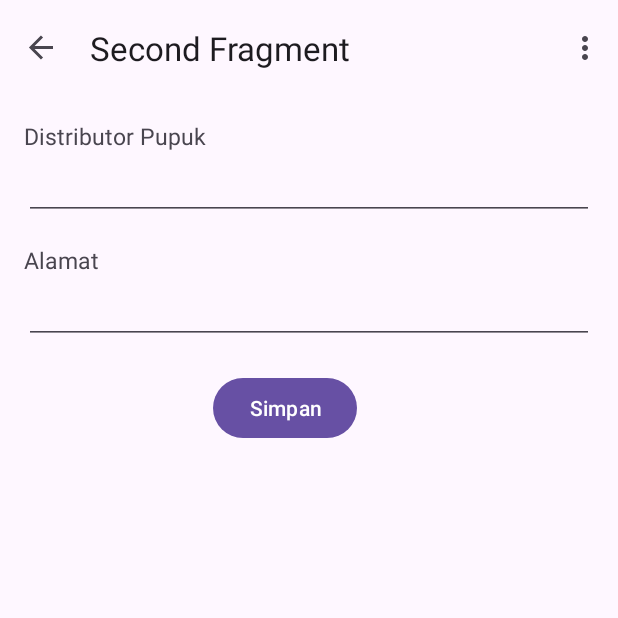
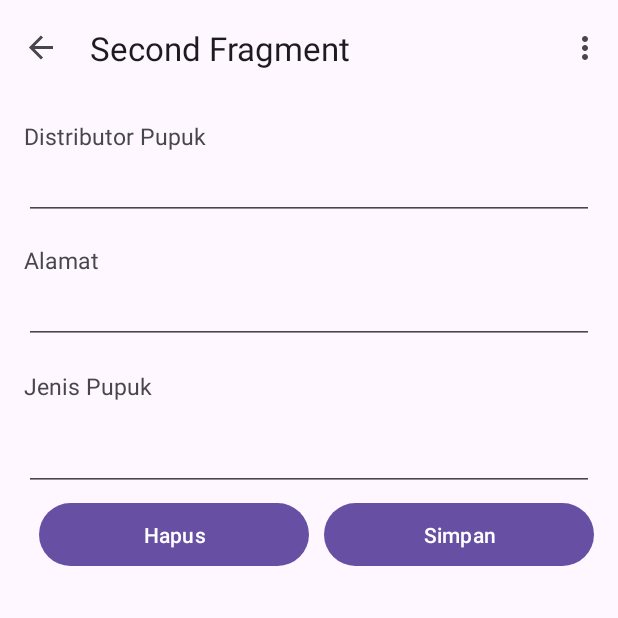
Before and after one commit to aliyya2/Pupuku, an Android app: the screen it shows after launch (MainActivity), after a tap on an icon or button, on a phone screen of 412 x 824 dp, the top half of it. Run offline under Robolectric (Android 15) with nearby library versions, the phone set to English and light mode, and no system bars; our stand-ins replace Room's generated code, navigation-ui.

Commit message:
tambahan part 2 di commit

```diff
--- a/app/src/main/AndroidManifest.xml
+++ b/app/src/main/AndroidManifest.xml
@@ -3,6 +3,7 @@
     xmlns:tools="http://schemas.android.com/tools">
 
     <application
+        android:name=".application.FertilizerApplication"
         android:allowBackup="true"
         android:dataExtractionRules="@xml/data_extraction_rules"
         android:fullBackupContent="@xml/backup_rules"
--- a/app/src/main/java/com/example/pupuku/FirstFragment.kt
+++ /dev/null
@@ -1,44 +0,0 @@
-package com.example.pupuku
-
-import android.os.Bundle
-import androidx.fragment.app.Fragment
-import android.view.LayoutInflater
-import android.view.View
-import android.view.ViewGroup
-import androidx.navigation.fragment.findNavController
-import com.example.pupuku.databinding.FragmentFirstBinding
-
-/**
- * A simple [Fragment] subclass as the default destination in the navigation.
- */
-class FirstFragment : Fragment() {
-
-    private var _binding: FragmentFirstBinding? = null
-
-    // This property is only valid between onCreateView and
-    // onDestroyView.
-    private val binding get() = _binding!!
-
-    override fun onCreateView(
-        inflater: LayoutInflater, container: ViewGroup?,
-        savedInstanceState: Bundle?
-    ): View? {
-
-        _binding = FragmentFirstBinding.inflate(inflater, container, false)
-        return binding.root
-
-    }
-
-    override fun onViewCreated(view: View, savedInstanceState: Bundle?) {
-        super.onViewCreated(view, savedInstanceState)
-
-        binding.addFAB.setOnClickListener {
-            findNavController().navigate(R.id.action_FirstFragment_to_SecondFragment)
-        }
-    }
-
-    override fun onDestroyView() {
-        super.onDestroyView()
-        _binding = null
-    }
-}
--- a/app/src/main/java/com/example/pupuku/SecondFragment.kt
+++ /dev/null
@@ -1,44 +0,0 @@
-package com.example.pupuku
-
-import android.os.Bundle
-import androidx.fragment.app.Fragment
-import android.view.LayoutInflater
-import android.view.View
-import android.view.ViewGroup
-import androidx.navigation.fragment.findNavController
-import com.example.pupuku.databinding.FragmentSecondBinding
-
-/**
- * A simple [Fragment] subclass as the second destination in the navigation.
- */
-class SecondFragment : Fragment() {
-
-    private var _binding: FragmentSecondBinding? = null
-
-    // This property is only valid between onCreateView and
-    // onDestroyView.
-    private val binding get() = _binding!!
-
-    override fun onCreateView(
-        inflater: LayoutInflater, container: ViewGroup?,
-        savedInstanceState: Bundle?
-    ): View? {
-
-        _binding = FragmentSecondBinding.inflate(inflater, container, false)
-        return binding.root
-
-    }
-
-    override fun onViewCreated(view: View, savedInstanceState: Bundle?) {
-        super.onViewCreated(view, savedInstanceState)
-
-        binding.SaveButton.setOnClickListener {
-            findNavController().navigate(R.id.action_SecondFragment_to_FirstFragment)
-        }
-    }
-
-    override fun onDestroyView() {
-        super.onDestroyView()
-        _binding = null
-    }
-}
--- /dev/null
+++ b/app/src/main/java/com/example/pupuku/application/FertilizerApplication.kt
@@ -0,0 +1,9 @@
+package com.example.pupuku.application
+
+import android.app.Application
+import com.example.pupuku.repository.FertilizerRepository
+
+class FertilizerApplication: Application() {
+    val database by lazy { FertilizerDatabase.getDatabase(this) }
+    val repository by lazy { FertilizerRepository(database.FertilizerDao()) }
+}
--- /dev/null
+++ b/app/src/main/java/com/example/pupuku/application/FertilizerDatabase.kt
@@ -0,0 +1,33 @@
+package com.example.pupuku.application
+
+import android.content.Context
+import androidx.room.Database
+import androidx.room.Room
+import androidx.room.RoomDatabase
+import com.example.pupuku.dao.FertilizerDao
+import com.example.pupuku.model.Fertilizer
+
+@Database(entities = [Fertilizer::class], version = 2, exportSchema = false)
+abstract class FertilizerDatabase: RoomDatabase() {
+    abstract fun FertilizerDao(): FertilizerDao
+
+    companion object{
+        private var INSTANCE: FertilizerDatabase?= null
+
+        fun getDatabase(context: Context): FertilizerDatabase{
+            return INSTANCE ?: synchronized(this){
+                val instance = Room.databaseBuilder(
+
+                context.applicationContext,
+                FertilizerDatabase::class.java,
+                "fertilizer_database"
+                )
+                    .allowMainThreadQueries()
+                    .build()
+
+                INSTANCE = instance
+                instance
+            }
+        }
+    }
+}
--- a/app/src/main/java/com/example/pupuku/dao/FertilizerDao.kt
+++ b/app/src/main/java/com/example/pupuku/dao/FertilizerDao.kt
@@ -11,13 +11,13 @@ import kotlinx.coroutines.flow.Flow
 @Dao
 interface FertilizerDao {
     @Query("SELECT * FROM 'Fertilizer_table' ORDER BY name ASC")
-    fun getAllTire(): Flow<List<Fertilizer>>
+    fun getAllFertilizer(): Flow<List<Fertilizer>>
 
     @Insert
-    suspend fun insertTire(fertilizer: Fertilizer)
+    suspend fun insertFertilizer(fertilizer: Fertilizer)
 
     @Delete
-    suspend fun deleteTire(fertilizer: Fertilizer)
+    suspend fun deleteFertilizer(fertilizer: Fertilizer)
 
-    @Update fun updateTire(fertilizer: Fertilizer)
+    @Update fun updateFertilizer(fertilizer: Fertilizer)
 }
--- a/app/src/main/java/com/example/pupuku/model/Fertilizer.kt
+++ b/app/src/main/java/com/example/pupuku/model/Fertilizer.kt
@@ -11,5 +11,6 @@ data class Fertilizer (
     @PrimaryKey(autoGenerate = true)
     val id: Int = 0,
     val name: String,
-    val address: String
+    val address: String,
+    val type: String,
         ) : Parcelable
--- /dev/null
+++ b/app/src/main/java/com/example/pupuku/ui/FertilizerViewModel.kt
@@ -0,0 +1,36 @@
+package com.example.pupuku.ui
+
+import androidx.lifecycle.LiveData
+import androidx.lifecycle.ViewModel
+import androidx.lifecycle.ViewModelProvider
+import androidx.lifecycle.asLiveData
+import androidx.lifecycle.viewModelScope
+import com.example.pupuku.model.Fertilizer
+import com.example.pupuku.repository.FertilizerRepository
+import kotlinx.coroutines.launch
+import java.lang.IllegalArgumentException
+
+class FertilizerViewModel(private val repository: FertilizerRepository): ViewModel() {
+    val allFertilizer: LiveData<List<Fertilizer>> = repository.allTires.asLiveData()
+
+    fun insert(fertilizer: Fertilizer) = viewModelScope.launch {
+        repository.insertFertilizer(fertilizer)
+    }
+
+    fun delete(fertilizer: Fertilizer) = viewModelScope.launch {
+        repository.deleteFertilizer(fertilizer)
+    }
+
+    fun update(fertilizer: Fertilizer) = viewModelScope.launch {
+        repository.updateFertilizer(fertilizer)
+    }
+}
+
+class FertilizerViewModelFactory(private val repository: FertilizerRepository): ViewModelProvider.Factory {
+    override fun <T : ViewModel> create(modelClass: Class<T>): T {
+        if (modelClass.isAssignableFrom((FertilizerViewModel::class.java))) {
+            return FertilizerViewModel(repository) as T
+        }
+        throw IllegalArgumentException("Unknow ViewModel class")
+    }
+}
--- /dev/null
+++ b/app/src/main/java/com/example/pupuku/ui/FirstFragment.kt
@@ -0,0 +1,76 @@
+package com.example.pupuku.ui
+
+import android.content.Context
+import android.os.Bundle
+import androidx.fragment.app.Fragment
+import android.view.LayoutInflater
+import android.view.View
+import android.view.ViewGroup
+import androidx.fragment.app.viewModels
+import androidx.navigation.fragment.findNavController
+import androidx.recyclerview.widget.LinearLayoutManager
+import com.example.pupuku.R
+import com.example.pupuku.application.FertilizerApplication
+import com.example.pupuku.databinding.FragmentFirstBinding
+
+/**
+ * A simple [Fragment] subclass as the default destination in the navigation.
+ */
+class FirstFragment : Fragment() {
+
+    private var _binding: FragmentFirstBinding? = null
+
+    private val binding get() = _binding!!
+    private lateinit var applicationContext: Context
+    private val fertilizerViewModel: FertilizerViewModel by viewModels {
+        FertilizerViewModelFactory((applicationContext as FertilizerApplication).repository)
+    }
+
+    override fun onAttach(context: Context) {
+        super.onAttach(context)
+        applicationContext = requireContext().applicationContext
+    }
+
+    override fun onCreateView(
+        inflater: LayoutInflater, container: ViewGroup?,
+        savedInstanceState: Bundle?
+    ): View? {
+
+        _binding = FragmentFirstBinding.inflate(inflater, container, false)
+        return binding.root
+
+    }
+
+    override fun onViewCreated(view: View, savedInstanceState: Bundle?) {
+        super.onViewCreated(view, savedInstanceState)
+
+        val adapter = FertilizerListAdapter { fertilizer ->
+            val action = FirstFragmentDirections.actionFirstFragmentToSecondFragment(fertilizer)
+            findNavController().navigate(action)
+        }
+
+        binding.recyclerView.adapter = adapter
+        binding.recyclerView.layoutManager = LinearLayoutManager(context)
+        fertilizerViewModel.allFertilizer.observe(viewLifecycleOwner){ fertilizers ->
+            fertilizers.let {
+            if (fertilizers.isEmpty()) {
+                binding.imageView.visibility = View.VISIBLE
+            } else {
+                binding.imageView.visibility = View.GONE
+            }
+                adapter.submitList(fertilizers)
+            }
+
+        }
+
+        binding.addFAB.setOnClickListener {
+            val action = FirstFragmentDirections.actionFirstFragmentToSecondFragment(null)
+            findNavController().navigate(action)
+        }
+    }
+
+    override fun onDestroyView() {
+        super.onDestroyView()
+        _binding = null
+    }
+}
--- /dev/null
+++ b/app/src/main/java/com/example/pupuku/ui/SecondFragment.kt
@@ -0,0 +1,97 @@
+package com.example.pupuku.ui
+
+import android.app.Application
+import android.content.Context
+import android.os.Bundle
+import androidx.fragment.app.Fragment
+import android.view.LayoutInflater
+import android.view.View
+import android.view.ViewGroup
+import android.widget.Toast
+import androidx.fragment.app.viewModels
+import androidx.navigation.fragment.findNavController
+import androidx.navigation.fragment.navArgs
+import com.example.pupuku.R
+import com.example.pupuku.application.FertilizerApplication
+import com.example.pupuku.databinding.FragmentSecondBinding
+import com.example.pupuku.model.Fertilizer
+
+/**
+ * A simple [Fragment] subclass as the second destination in the navigation.
+ */
+class SecondFragment : Fragment() {
+
+    private var _binding: FragmentSecondBinding? = null
+    private val binding get() = _binding!!
+    private lateinit var applicationContext: Context
+    private val fertilizerViewModel: FertilizerViewModel by viewModels {
+        FertilizerViewModelFactory((applicationContext as FertilizerApplication).repository)
+    }
+    private val args: SecondFragmentArgs by navArgs()
+    private var fertilizer: Fertilizer? = null
+    override fun onAttach(context: Context) {
+        super.onAttach(context)
+        applicationContext = requireContext().applicationContext
+    }
+
+    override fun onCreateView(
+        inflater: LayoutInflater, container: ViewGroup?,
+        savedInstanceState: Bundle?
+    ): View? {
+
+        _binding = FragmentSecondBinding.inflate(inflater, container, false)
+        return binding.root
+
+    }
+
+    override fun onViewCreated(view: View, savedInstanceState: Bundle?) {
+        super.onViewCreated(view, savedInstanceState)
+
+        fertilizer = args.fertilizer
+        // kita cek jika fertilizer null maka tampilan deflaut nambah  distributor pupuk
+        // jika fertilizer tidak nul tampilan sedikit berubah ada tombol hapus dan pupuk
+        if (fertilizer != null) {
+            binding.SaveButton.text = "Ubah"
+            binding.nameEditText.setText(fertilizer?.name)
+            binding.addressEditText.setText(fertilizer?.address)
+            binding.typeEditText.setText(fertilizer?.type)
+        }
+        val name = binding.nameEditText.text
+        val address = binding.addressEditText.text
+        val type = binding.typeEditText.text
+        binding.SaveButton.setOnClickListener {
+            if (name.isEmpty()) {
+                Toast.makeText(context, "Nama tidak boleh kosong", Toast.LENGTH_SHORT).show()
+            } else if (address.isEmpty()) {
+                Toast.makeText(context, "Alamat tidak boleh kosong", Toast.LENGTH_SHORT).show()
+            } else if (type.isEmpty()) {
+                Toast.makeText(context, "Jenis Pupuk tidak boleh kosong", Toast.LENGTH_SHORT).show()
+            } else {
+                if (fertilizer == null) {
+                    val fertilizer =
+                        Fertilizer(0, name.toString(), address.toString(), type.toString())
+                    fertilizerViewModel.insert(fertilizer)
+                } else {
+                    val fertilizer = Fertilizer(
+                        fertilizer?.id!!,
+                        name.toString(),
+                        address.toString(),
+                        type.toString()
+                    )
+                    fertilizerViewModel.update(fertilizer)
+                }
+                findNavController().popBackStack() // untuk dismiss halaman ini
+            }
+            }
+
+            binding.DeleteButton.setOnClickListener {
+                fertilizer?.let { fertilizerViewModel.delete(it) }
+                findNavController().popBackStack()
+            }
+        }
+
+        override fun onDestroyView() {
+            super.onDestroyView()
+            _binding = null
+        }
+    }
--- a/app/src/main/res/layout/fragment_first.xml
+++ b/app/src/main/res/layout/fragment_first.xml
@@ -4,7 +4,7 @@
     xmlns:tools="http://schemas.android.com/tools"
     android:layout_width="match_parent"
     android:layout_height="match_parent"
-    tools:context=".FirstFragment">
+    tools:context=".ui.FirstFragment">
 
     <androidx.constraintlayout.widget.ConstraintLayout
         android:layout_width="match_parent"
--- a/app/src/main/res/layout/fragment_second.xml
+++ b/app/src/main/res/layout/fragment_second.xml
@@ -4,7 +4,7 @@
     xmlns:tools="http://schemas.android.com/tools"
     android:layout_width="match_parent"
     android:layout_height="match_parent"
-    tools:context=".SecondFragment">
+    tools:context=".ui.SecondFragment">
 
     <androidx.constraintlayout.widget.ConstraintLayout
         android:layout_width="match_parent"
@@ -54,19 +54,68 @@
             app:layout_constraintTop_toBottomOf="@+id/textView2"
             app:layout_constraintVertical_bias="0.0" />
 
+        <TextView
+            android:id="@+id/textView3"
+            android:layout_width="0dp"
+            android:layout_height="wrap_content"
+            android:layout_marginTop="100dp"
+            android:text="Jenis Pupuk"
+            android:textSize="15sp"
+            app:layout_constraintEnd_toEndOf="@+id/nameEditText"
+            app:layout_constraintHorizontal_bias="0.0"
+            app:layout_constraintStart_toStartOf="@+id/nameEditText"
+            app:layout_constraintTop_toBottomOf="@+id/nameEditText" />
+
+        <EditText
+            android:id="@+id/typeEditText"
+            android:layout_width="0dp"
+            android:layout_height="wrap_content"
+            android:ems="10"
+            android:inputType="text"
+            app:layout_constraintBottom_toBottomOf="parent"
+            app:layout_constraintEnd_toEndOf="@+id/textView3"
+            app:layout_constraintHorizontal_bias="0.0"
+            app:layout_constraintStart_toStartOf="@+id/textView3"
+            app:layout_constraintTop_toBottomOf="@+id/textView3"
+            app:layout_constraintVertical_bias="0.206" />
+
+        <LinearLayout
+            android:id="@+id/linearLayout"
+            android:layout_width="match_parent"
+            android:layout_height="wrap_content"
+            android:layout_marginTop="32dp"
+            app:layout_constraintBottom_toBottomOf="parent"
+            app:layout_constraintEnd_toEndOf="parent"
+            app:layout_constraintHorizontal_bias="0.0"
+            app:layout_constraintStart_toStartOf="@id/addressEditText"
+            app:layout_constraintTop_toBottomOf="@id/addressEditText"
+            app:layout_constraintVertical_bias="1.0">
+
+
+        </LinearLayout>
+
+        <Button
+            android:id="@+id/DeleteButton"
+            android:layout_width="180dp"
+            android:layout_height="50dp"
+            android:layout_marginTop="4dp"
+            android:layout_weight="1"
+            android:text="Hapus"
+            app:layout_constraintBottom_toBottomOf="parent"
+            app:layout_constraintEnd_toStartOf="@+id/SaveButton"
+            app:layout_constraintStart_toStartOf="@+id/typeEditText"
+            app:layout_constraintTop_toBottomOf="@+id/typeEditText" />
+
         <Button
             android:id="@+id/SaveButton"
-            android:layout_width="wrap_content"
-            android:layout_height="wrap_content"
-            android:layout_marginTop="64dp"
-            android:layout_marginEnd="52dp"
-            android:layout_marginBottom="4dp"
-            android:text="@string/previous"
+            android:layout_width="180dp"
+            android:layout_height="50dp"
+            android:layout_weight="1"
+            android:text="Simpan"
             app:layout_constraintBottom_toBottomOf="parent"
-            app:layout_constraintEnd_toEndOf="parent"
-            app:layout_constraintHorizontal_bias="0.544"
-            app:layout_constraintStart_toStartOf="@+id/addressEditText"
-            app:layout_constraintTop_toTopOf="@+id/addressEditText" />
+            app:layout_constraintEnd_toEndOf="@+id/typeEditText"
+            app:layout_constraintTop_toBottomOf="@+id/typeEditText"
+            app:layout_constraintVertical_bias="1.0" />
 
     </androidx.constraintlayout.widget.ConstraintLayout>
 </androidx.core.widget.NestedScrollView>
--- a/app/src/main/res/navigation/nav_graph.xml
+++ b/app/src/main/res/navigation/nav_graph.xml
@@ -7,7 +7,7 @@
 
     <fragment
         android:id="@+id/FirstFragment"
-        android:name="com.example.pupuku.FirstFragment"
+        android:name="com.example.pupuku.ui.FirstFragment"
         android:label="@string/app_name"
         tools:layout="@layout/fragment_first">
 
@@ -17,12 +17,16 @@
     </fragment>
     <fragment
         android:id="@+id/SecondFragment"
-        android:name="com.example.pupuku.SecondFragment"
+        android:name="com.example.pupuku.ui.SecondFragment"
         android:label="@string/second_fragment_label"
         tools:layout="@layout/fragment_second">
 
         <action
             android:id="@+id/action_SecondFragment_to_FirstFragment"
             app:destination="@id/FirstFragment" />
+        <argument
+            android:name="fertilizer"
+            app:argType="com.example.pupuku.model.Fertilizer"
+            app:nullable="true"/>
     </fragment>
 </navigation>
```
Also changed, not shown: app/src/main/java/com/example/pupuku/repository/FertilizerRepository.kt (+7 -7 lines), app/src/main/java/com/example/pupuku/ui/FertilizerListAdapter.kt (added, +63 -0 lines), app/src/main/res/layout/item_fertilizer.xml (added, +50 -0 lines).
